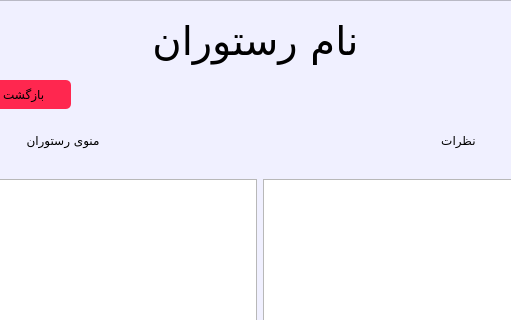
Above: restaurantpage.ui from amir85cy/iutfood before the change; both pictures show x 140 to 651 and y 0 to 320 of the 800 by 500 pixel window. Below: the same form after it.
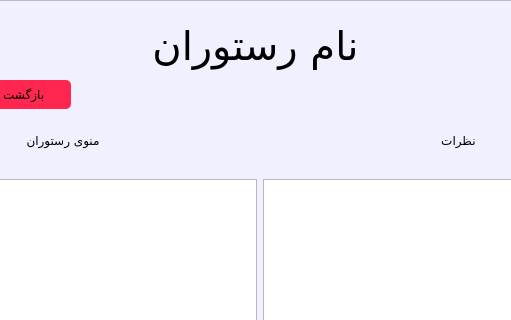
That is the form after the change.

```diff
--- a/restaurantpage.ui
+++ b/restaurantpage.ui
@@ -10,6 +10,18 @@
     <height>500</height>
    </rect>
   </property>
+  <property name="minimumSize">
+   <size>
+    <width>800</width>
+    <height>500</height>
+   </size>
+  </property>
+  <property name="maximumSize">
+   <size>
+    <width>800</width>
+    <height>500</height>
+   </size>
+  </property>
   <property name="windowTitle">
    <string>Form</string>
   </property>
@@ -152,9 +164,9 @@
    <property name="geometry">
     <rect>
      <x>220</x>
-     <y>15</y>
+     <y>10</y>
      <width>351</width>
-     <height>51</height>
+     <height>71</height>
     </rect>
    </property>
    <property name="styleSheet">
```
